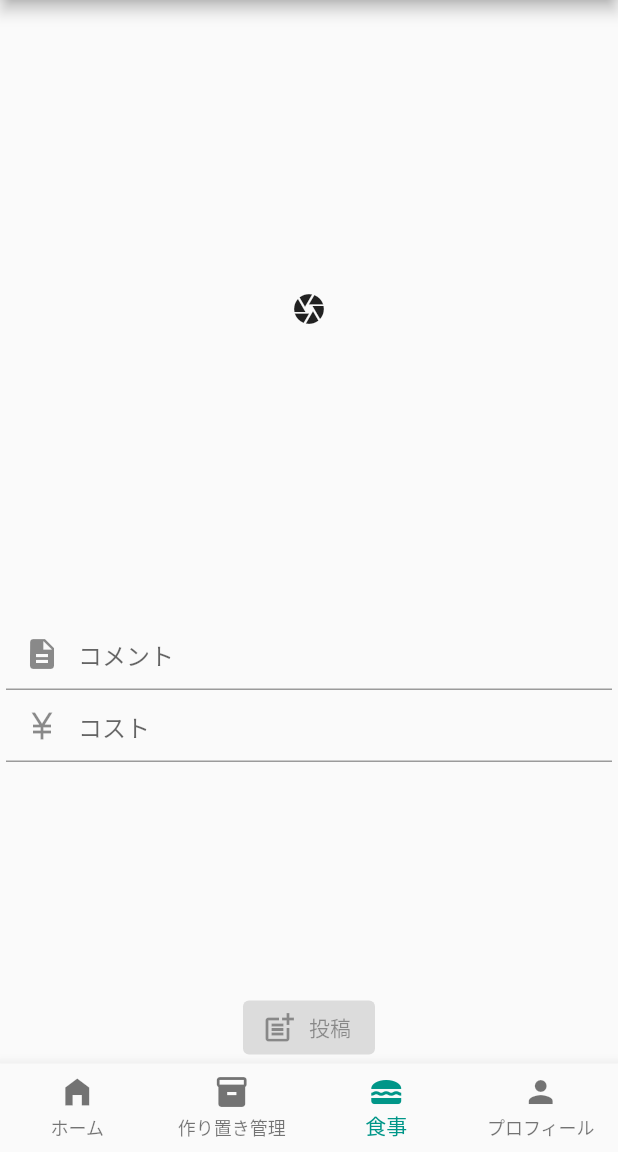
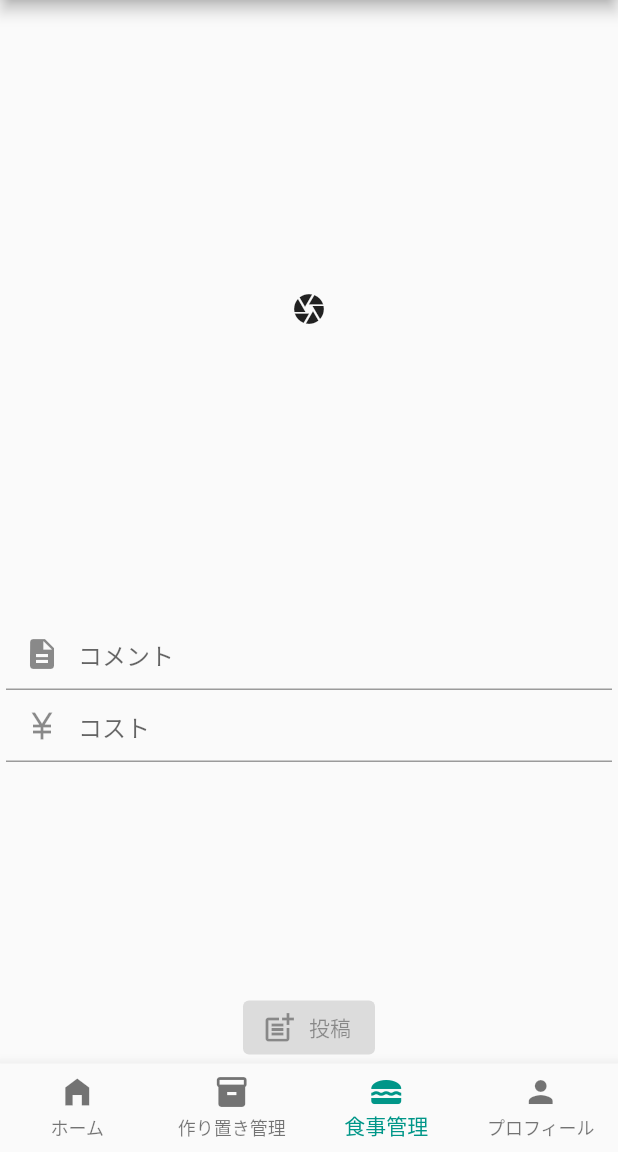
Before and after one commit to tombee-creator/e-meal-frontend, a Flutter app: the HomePage screen opened by its route, item 3 of the bottom bar chosen, on a phone screen of 412 x 824 dp, the part 84-1236 px from its top. Run offline on Flutter 3.47's test engine with Material 2 defaults, Android fonts, the phone set to English and light mode, and no system bars; our stand-ins replace cloud_firestore, firebase_auth, firebase_core, firebase_storage, fl_chart, fluttertoast and 2 more; accounts and stored records are empty; generated files the repository leaves out were written again; network calls fail.

```diff
--- a/lib/views/pages/home_page.dart
+++ b/lib/views/pages/home_page.dart
@@ -17,7 +17,7 @@ class HomePage extends StatelessWidget {
       menu: [
         HomeMenuModel("ホーム", Icons.home_filled),
         HomeMenuModel("作り置き管理", Icons.inventory),
-        HomeMenuModel("食事", Icons.lunch_dining),
+        HomeMenuModel("食事管理", Icons.lunch_dining),
         HomeMenuModel("プロフィール", Icons.person)
       ],
       screens: const <Widget>[
```
